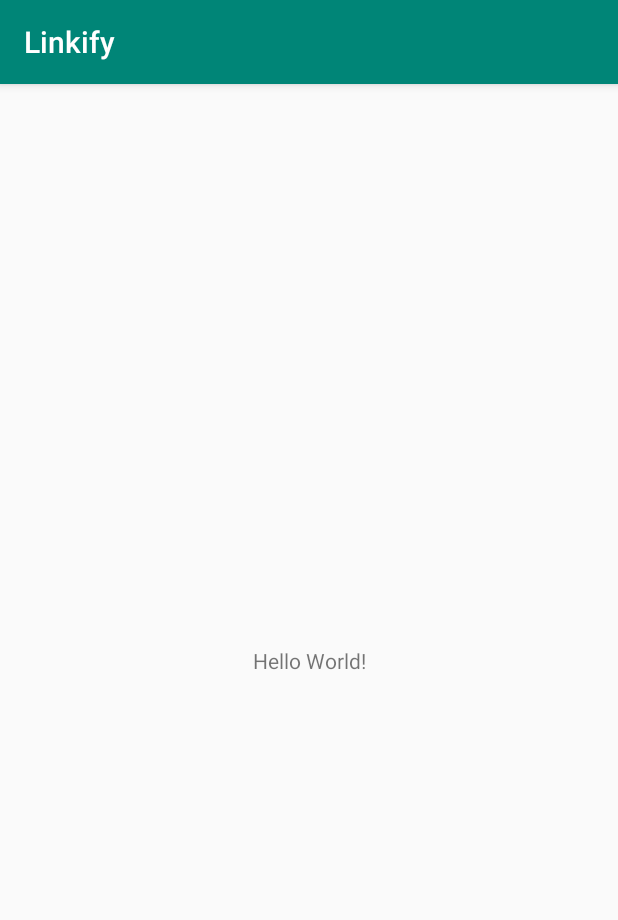
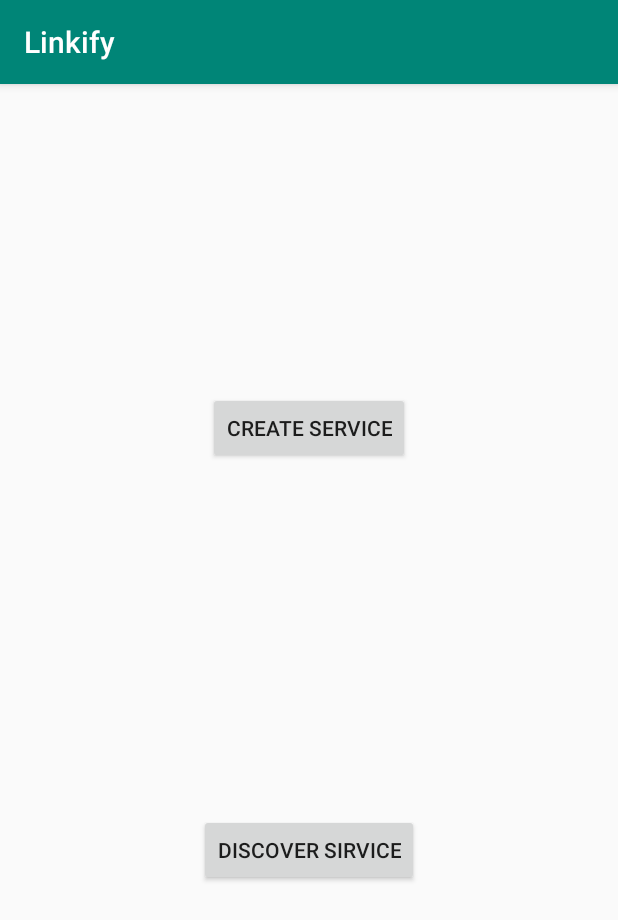
Before and after one commit to developernadeem/Linkify, an Android app: the screen it shows after launch (MainActivity), on a phone screen of 412 x 824 dp. Shown: the top 920 px of the screen. Run offline under Robolectric (Android 15) with nearby library versions, the phone set to English and light mode, and no system bars.

Commit message:
NSD integration

```diff
--- a/app/build.gradle
+++ b/app/build.gradle
@@ -4,7 +4,7 @@ android {
     compileSdkVersion 28
     defaultConfig {
         applicationId "pk.edu.uaf.linkify"
-        minSdkVersion 15
+        minSdkVersion 16
         targetSdkVersion 28
         versionCode 1
         versionName "1.0"
@@ -35,4 +35,5 @@ dependencies {
     testImplementation 'junit:junit:4.12'
     androidTestImplementation 'com.android.support.test:runner:1.0.2'
     androidTestImplementation 'com.android.support.test.espresso:espresso-core:3.0.2'
+    implementation 'com.android.support:recyclerview-v7:28.0.0'
 }
--- a/app/src/main/AndroidManifest.xml
+++ b/app/src/main/AndroidManifest.xml
@@ -1,6 +1,7 @@
 <?xml version="1.0" encoding="utf-8"?>
 <manifest xmlns:android="http://schemas.android.com/apk/res/android"
     package="pk.edu.uaf.linkify">
+    <uses-permission android:name="android.permission.INTERNET"/>
 
     <application
         android:allowBackup="true"
@@ -16,6 +17,7 @@
                 <category android:name="android.intent.category.LAUNCHER" />
             </intent-filter>
         </activity>
+        <activity android:name=".DiscoverService"></activity>
     </application>
 
 </manifest>
--- a/app/src/main/java/pk/edu/uaf/linkify/MainActivity.java
+++ b/app/src/main/java/pk/edu/uaf/linkify/MainActivity.java
@@ -1,29 +1,101 @@
 package pk.edu.uaf.linkify;
 
+import android.content.Context;
+import android.content.Intent;
+import android.net.nsd.NsdManager;
+import android.net.nsd.NsdServiceInfo;
 import android.support.v7.app.AppCompatActivity;
 import android.os.Bundle;
+import android.util.Log;
+import android.view.View;
+import android.widget.Button;
 import android.widget.TextView;
+import android.widget.Toast;
+
+import java.io.IOException;
+import java.net.ServerSocket;
 
 public class MainActivity extends AppCompatActivity {
 
     // Used to load the 'native-lib' library on application startup.
-    static {
-        System.loadLibrary("native-lib");
-    }
 
+    ServerSocket mServerSocket;
+    NsdManager mNsdManager;
+    NsdManager.RegistrationListener mRegistrationListener;
     @Override
     protected void onCreate(Bundle savedInstanceState) {
         super.onCreate(savedInstanceState);
         setContentView(R.layout.activity_main);
 
-        // Example of a call to a native method
-        TextView tv = (TextView) findViewById(R.id.sample_text);
-        tv.setText(stringFromJNI());
+        Button createService = findViewById(R.id.button);
+        Button discoverService = findViewById(R.id.button2);
+        createService.setOnClickListener(new View.OnClickListener() {
+            @Override
+            public void onClick(View v) {
+                initializeRegistrationListener();
+                registerService(initializeServerSocket());
+
+            }
+        });
+        discoverService.setOnClickListener(new View.OnClickListener() {
+            @Override
+            public void onClick(View v) {
+                Intent i = new Intent(MainActivity.this,DiscoverService.class);
+                startActivity(i);
+            }
+        });
+    }
+    public int initializeServerSocket() {
+        // Initialize a server socket on the next available port.
+        try {
+            mServerSocket = new ServerSocket(0);
+        } catch (IOException e) {
+            Log.d("ERROR",e.toString());
+            e.printStackTrace();
+        }
+
+        // Store the chosen port.
+        return mServerSocket.getLocalPort();
     }
 
-    /**
-     * A native method that is implemented by the 'native-lib' native library,
-     * which is packaged with this application.
-     */
-    public native String stringFromJNI();
+    public void registerService(int port) {
+        NsdServiceInfo serviceInfo = new NsdServiceInfo();
+        serviceInfo.setServiceName("Nadeem Chat");
+        serviceInfo.setServiceType("_http._tcp.");
+        serviceInfo.setPort(port);
+
+        mNsdManager = (NsdManager) getSystemService(Context.NSD_SERVICE);
+
+        mNsdManager.registerService(
+                serviceInfo, NsdManager.PROTOCOL_DNS_SD, mRegistrationListener);
+    }
+    public void initializeRegistrationListener() {
+        mRegistrationListener = new NsdManager.RegistrationListener() {
+
+            @Override
+            public void onServiceRegistered(NsdServiceInfo NsdServiceInfo) {
+                // Save the service name. Android may have changed it in order to
+                // resolve a conflict, so update the name you initially requested
+                // with the name Android actually used.
+                //mServiceName = NsdServiceInfo.getServiceName();
+                Toast.makeText(MainActivity.this, "Service Registered Successfully", Toast.LENGTH_SHORT).show();
+            }
+
+            @Override
+            public void onRegistrationFailed(NsdServiceInfo serviceInfo, int errorCode) {
+                // Registration failed! Put debugging code here to determine why.
+            }
+
+            @Override
+            public void onServiceUnregistered(NsdServiceInfo arg0) {
+                // Service has been unregistered. This only happens when you call
+                // NsdManager.unregisterService() and pass in this listener.
+            }
+
+            @Override
+            public void onUnregistrationFailed(NsdServiceInfo serviceInfo, int errorCode) {
+                // Unregistration failed. Put debugging code here to determine why.
+            }
+        };
+    }
 }
--- a/app/src/main/res/layout/activity_main.xml
+++ b/app/src/main/res/layout/activity_main.xml
@@ -6,14 +6,37 @@
     android:layout_height="match_parent"
     tools:context=".MainActivity">
 
-    <TextView
-        android:id="@+id/sample_text"
+    <Button
+        android:id="@+id/button"
         android:layout_width="wrap_content"
         android:layout_height="wrap_content"
-        android:text="Hello World!"
+        android:layout_marginStart="8dp"
+        android:layout_marginLeft="8dp"
+        android:layout_marginTop="8dp"
+        android:layout_marginEnd="8dp"
+        android:layout_marginRight="8dp"
+        android:layout_marginBottom="8dp"
+        android:text="Create Service"
         app:layout_constraintBottom_toBottomOf="parent"
-        app:layout_constraintLeft_toLeftOf="parent"
-        app:layout_constraintRight_toRightOf="parent"
-        app:layout_constraintTop_toTopOf="parent" />
+        app:layout_constraintEnd_toEndOf="parent"
+        app:layout_constraintStart_toStartOf="parent"
+        app:layout_constraintTop_toTopOf="parent"
+        app:layout_constraintVertical_bias="0.27999997" />
+
+    <Button
+        android:id="@+id/button2"
+        android:layout_width="wrap_content"
+        android:layout_height="wrap_content"
+        android:layout_marginStart="8dp"
+        android:layout_marginLeft="8dp"
+        android:layout_marginTop="8dp"
+        android:layout_marginEnd="8dp"
+        android:layout_marginRight="8dp"
+        android:layout_marginBottom="8dp"
+        android:text="Discover Sirvice"
+        app:layout_constraintBottom_toBottomOf="parent"
+        app:layout_constraintEnd_toEndOf="parent"
+        app:layout_constraintStart_toStartOf="parent"
+        app:layout_constraintTop_toBottomOf="@+id/button" />
 
 </android.support.constraint.ConstraintLayout>
```
